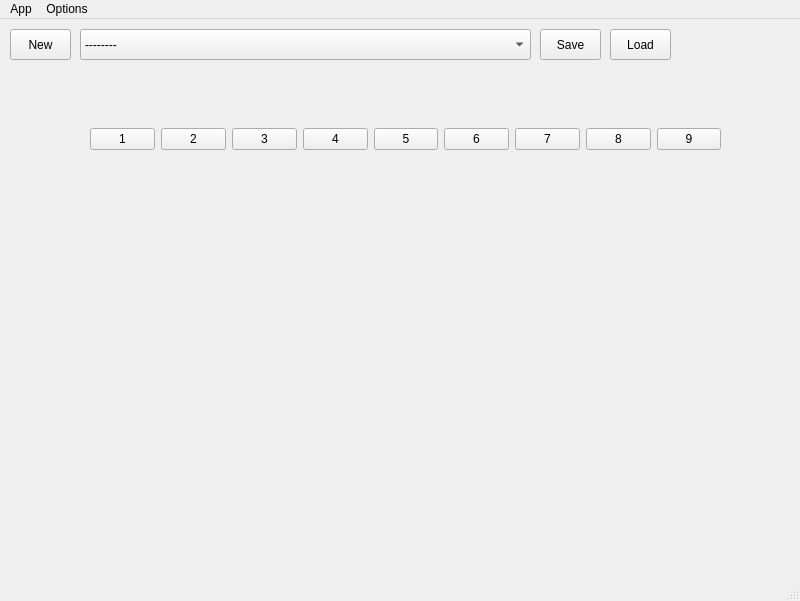
The window that mainwindow.ui (NunchuckBradley/OverDial) describes before a commit, drawn with Qt 5.
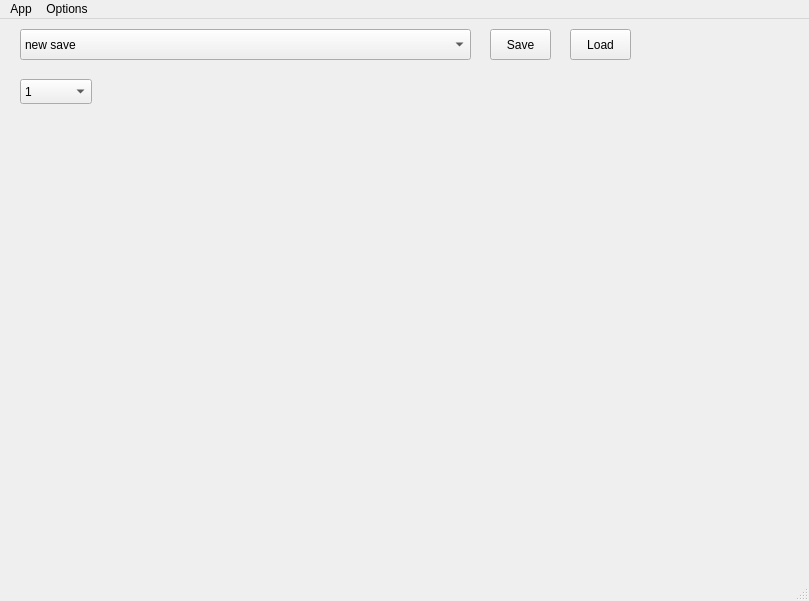
The same window after the commit.

Patch:
```diff
--- a/mainwindow.ui
+++ b/mainwindow.ui
@@ -6,7 +6,7 @@
    <rect>
     <x>0</x>
     <y>0</y>
-    <width>800</width>
+    <width>809</width>
     <height>601</height>
    </rect>
   </property>
@@ -17,7 +17,7 @@
    <widget class="QComboBox" name="saveSelect">
     <property name="geometry">
      <rect>
-      <x>80</x>
+      <x>20</x>
       <y>10</y>
       <width>451</width>
       <height>31</height>
@@ -25,7 +25,7 @@
     </property>
     <item>
      <property name="text">
-      <string>--------</string>
+      <string>new save</string>
      </property>
     </item>
     <item>
@@ -37,7 +37,7 @@
    <widget class="QPushButton" name="saveButton">
     <property name="geometry">
      <rect>
-      <x>540</x>
+      <x>490</x>
       <y>10</y>
       <width>61</width>
       <height>31</height>
@@ -47,23 +47,10 @@
      <string>Save</string>
     </property>
    </widget>
-   <widget class="QPushButton" name="newButton">
-    <property name="geometry">
-     <rect>
-      <x>10</x>
-      <y>10</y>
-      <width>61</width>
-      <height>31</height>
-     </rect>
-    </property>
-    <property name="text">
-     <string>New</string>
-    </property>
-   </widget>
    <widget class="QPushButton" name="loadButton">
     <property name="geometry">
      <rect>
-      <x>610</x>
+      <x>570</x>
       <y>10</y>
       <width>61</width>
       <height>31</height>
@@ -83,80 +70,65 @@
      </rect>
     </property>
    </widget>
-   <widget class="QWidget" name="horizontalLayoutWidget">
+   <widget class="QComboBox" name="setSelect">
     <property name="geometry">
      <rect>
-      <x>90</x>
-      <y>100</y>
-      <width>631</width>
-      <height>41</height>
+      <x>20</x>
+      <y>60</y>
+      <width>72</width>
+      <height>25</height>
      </rect>
     </property>
-    <layout class="QHBoxLayout" name="horizontalLayout">
      <item>
-      <widget class="QPushButton" name="dialSet1">
        <property name="text">
         <string>1</string>
        </property>
-      </widget>
      </item>
      <item>
-      <widget class="QPushButton" name="dialSet2">
        <property name="text">
         <string>2</string>
        </property>
-      </widget>
      </item>
      <item>
-      <widget class="QPushButton" name="dialSet3">
        <property name="text">
         <string>3</string>
        </property>
-      </widget>
      </item>
      <item>
-      <widget class="QPushButton" name="dialSet4">
        <property name="text">
         <string>4</string>
        </property>
-      </widget>
      </item>
      <item>
-      <widget class="QPushButton" name="dialSet5">
        <property name="text">
         <string>5</string>
        </property>
-      </widget>
      </item>
      <item>
-      <widget class="QPushButton" name="dialSet6">
        <property name="text">
         <string>6</string>
        </property>
-      </widget>
      </item>
      <item>
-      <widget class="QPushButton" name="dialSet7">
        <property name="text">
         <string>7</string>
        </property>
-      </widget>
      </item>
      <item>
-      <widget class="QPushButton" name="dialSet8">
        <property name="text">
         <string>8</string>
        </property>
-      </widget>
      </item>
      <item>
-      <widget class="QPushButton" name="dialSet9">
        <property name="text">
         <string>9</string>
        </property>
-      </widget>
-     </item>
-    </layout>
+    </item>
+    <item>
+     <property name="text">
+      <string>10</string>
+     </property>
+    </item>
    </widget>
   </widget>
   <widget class="QMenuBar" name="menubar">
@@ -164,7 +136,7 @@
     <rect>
      <x>0</x>
      <y>0</y>
-     <width>800</width>
+     <width>809</width>
      <height>22</height>
     </rect>
    </property>
```
Lines whose indentation alone changed are shown as unchanged.
